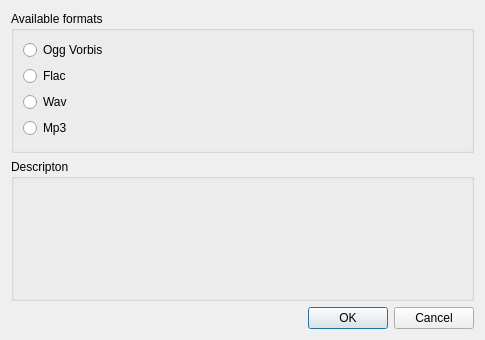
KDE/amarok, file src/collection/audiocd/FormatSelectionDialog.ui: the form before one commit.
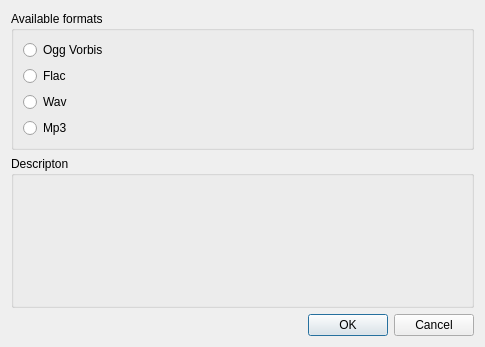
The form after the commit.

```diff
--- a/src/collection/audiocd/FormatSelectionDialog.ui
+++ b/src/collection/audiocd/FormatSelectionDialog.ui
@@ -7,7 +7,7 @@
     <x>0</x>
     <y>0</y>
     <width>485</width>
-    <height>340</height>
+    <height>347</height>
    </rect>
   </property>
   <property name="windowTitle">
@@ -19,6 +19,12 @@
   <layout class="QVBoxLayout" name="verticalLayout">
    <item>
     <widget class="QGroupBox" name="groupBox">
+     <property name="sizePolicy">
+      <sizepolicy hsizetype="Preferred" vsizetype="Maximum">
+       <horstretch>0</horstretch>
+       <verstretch>0</verstretch>
+      </sizepolicy>
+     </property>
      <property name="title">
       <string>Available formats</string>
      </property>
```
